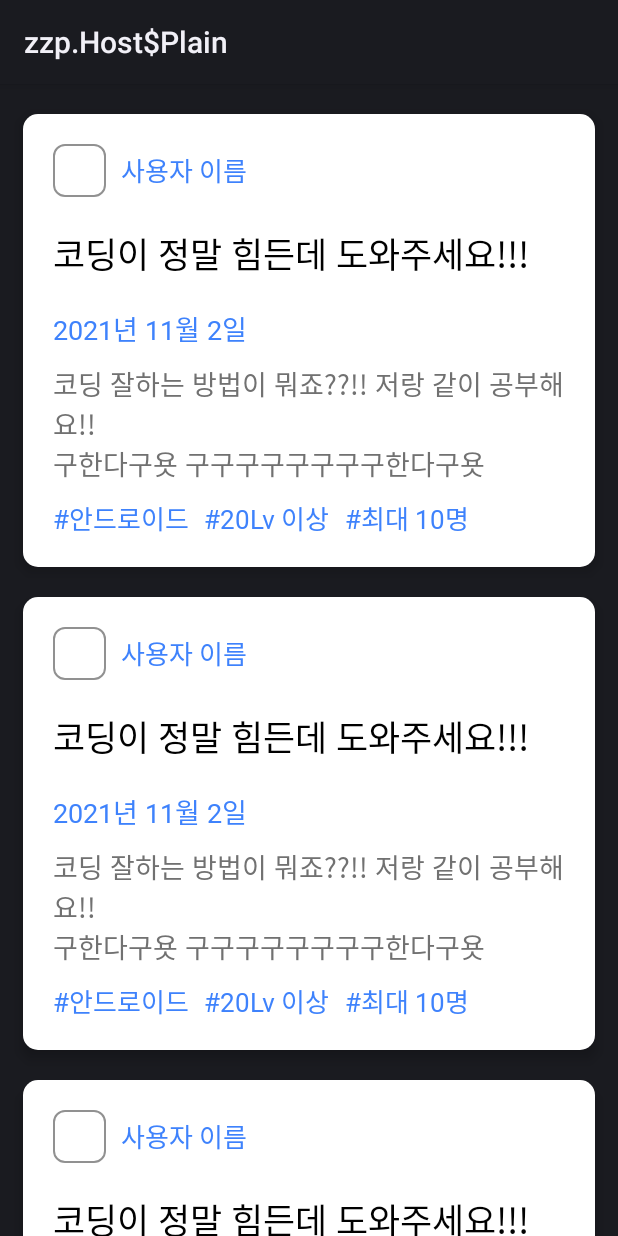
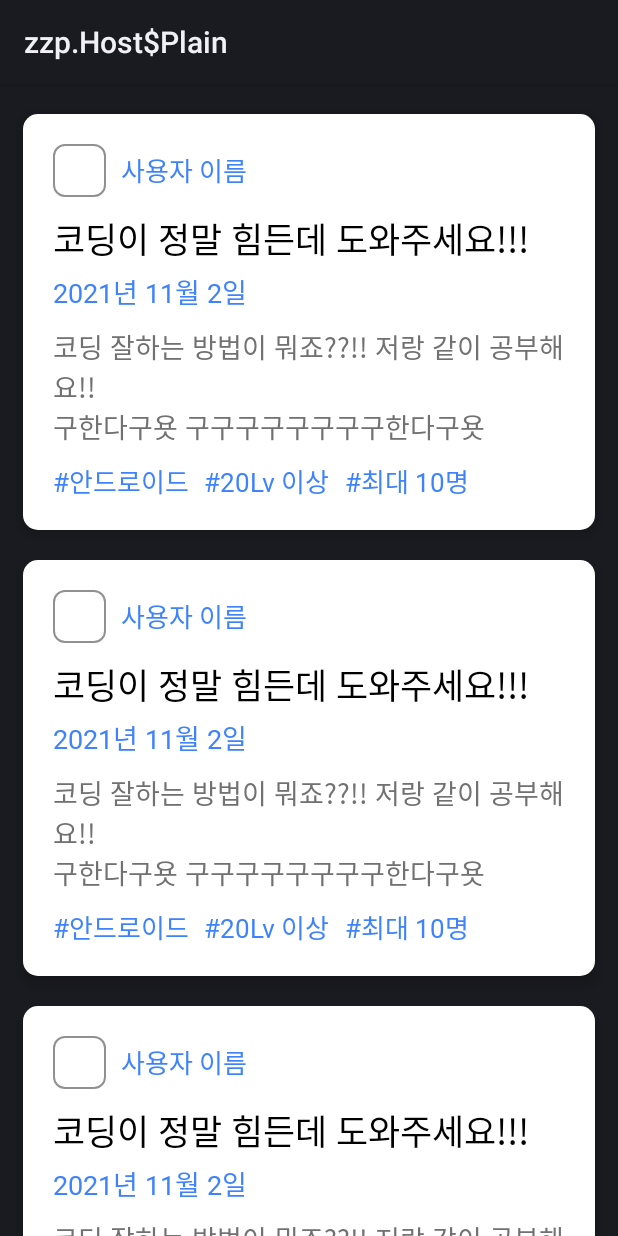
Before and after one commit to WeForest/EnForest-Android, an Android app: the fragment PartnerFragment shown on its own in the app's theme, on a phone screen of 412 x 824 dp. Run offline under Robolectric (Android 15) with nearby library versions, the phone set to English and light mode, and no system bars; our stand-ins replace data binding.

Commit message:
[UPDATE] 디테일

```diff
--- a/presentation/src/main/res/layout/community_recycler_view_item.xml
+++ b/presentation/src/main/res/layout/community_recycler_view_item.xml
@@ -54,7 +54,7 @@
             android:text="코딩이 정말 힘든데 도와주세요!!!"
             android:fontFamily="@font/noto_sans_kr_bold"
             android:textColor="@color/black"
-            android:layout_marginTop="20dp"
+            android:layout_marginTop="10dp"
             android:textSize="23sp"
             android:includeFontPadding="false"
             />
@@ -65,7 +65,7 @@
             android:text="2021년 11월 2일"
             android:fontFamily="@font/noto_sans_kr_medium"
             android:textColor="@color/main_color"
-            android:layout_marginTop="20dp"
+            android:layout_marginTop="5dp"
             android:textSize="18sp"
             android:includeFontPadding="false"
             />
```
Also changed, not shown: presentation/src/main/res/layout/fragment_community.xml (+12 -6 lines).
